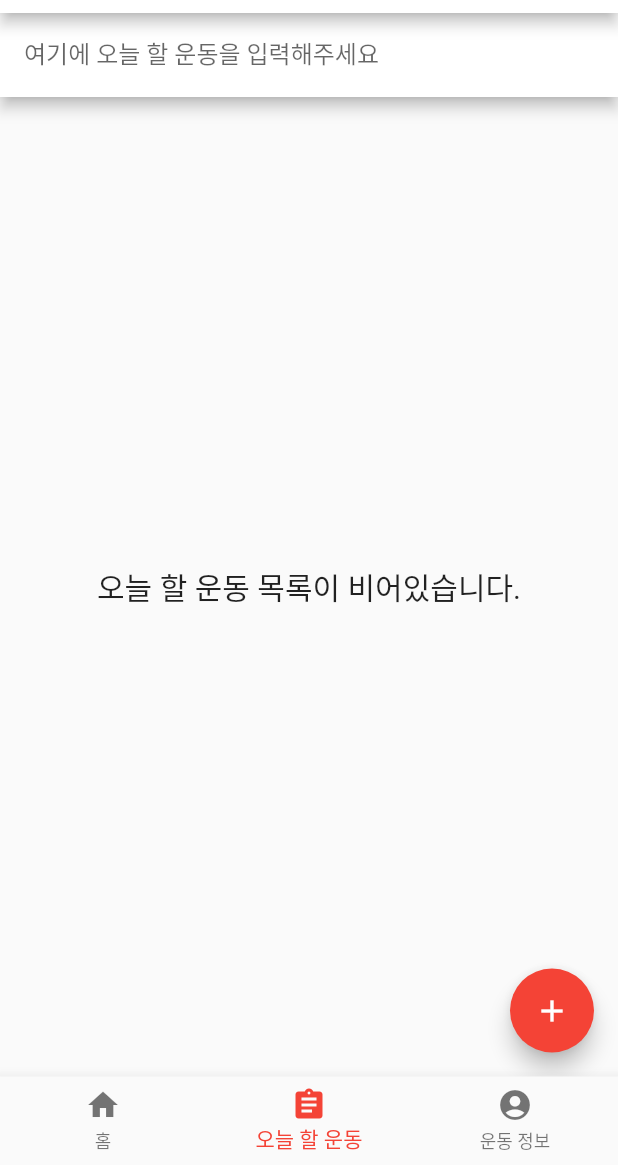
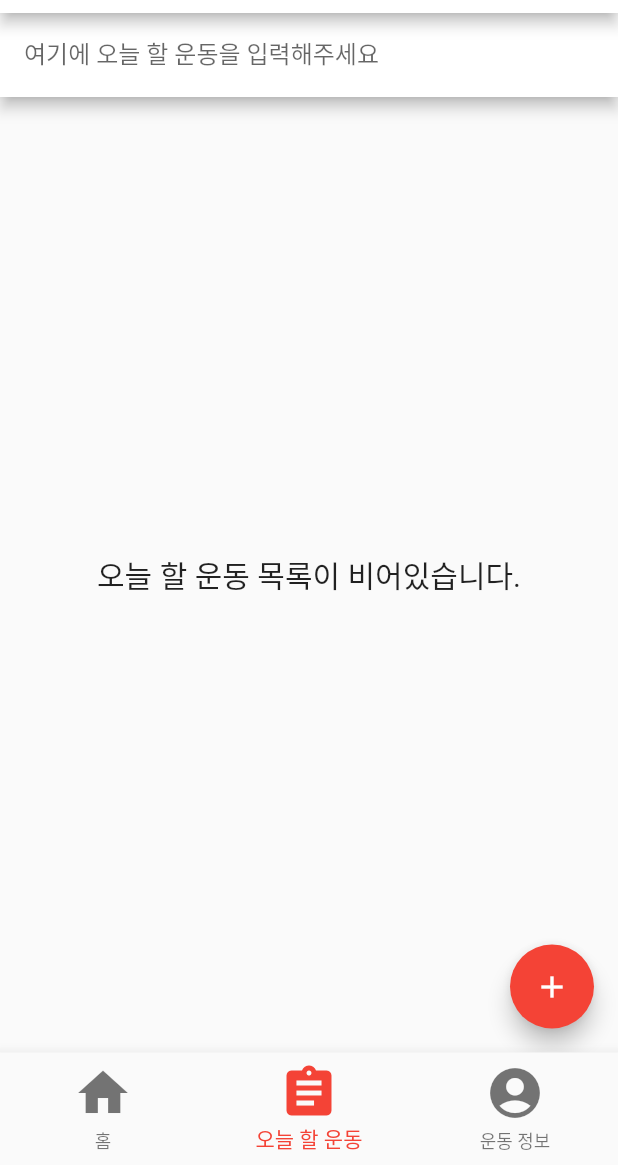
Before and after one commit to chihyeonWON/Flutter-GetMucle, a Flutter app: the screen it shows after launch, item 2 of the bottom bar chosen, on a phone screen of 412 x 824 dp, the part 71-1236 px from its top. Run offline on Flutter 3.47's test engine with Material 2 defaults, Android fonts, the light colour scheme and no system bars; our stand-ins replace carousel_slider, sqflite; accounts and stored records are empty; network calls fail.

Commit message:
하단 탭 아이콘 크기 변경

```diff
--- a/lib/main.dart
+++ b/lib/main.dart
@@ -78,16 +78,16 @@ class _FirstPageState extends State<FirstPage> {
           currentIndex: _index, // 선택된 인덱스
           items: <BottomNavigationBarItem>[
             BottomNavigationBarItem(
-              label: '홈',
-              icon: Icon(Icons.home),
+              label:'홈',
+              icon: Icon(Icons.home, size:40,),
             ),
             BottomNavigationBarItem(
               label: '오늘 할 운동',
-              icon: Icon(Icons.assignment),
+              icon: Icon(Icons.assignment, size:40,),
             ),
             BottomNavigationBarItem(
               label: '운동 정보',
-              icon: Icon(Icons.account_circle),
+              icon: Icon(Icons.account_circle, size:40,),
             ),
           ]),
     );
```
